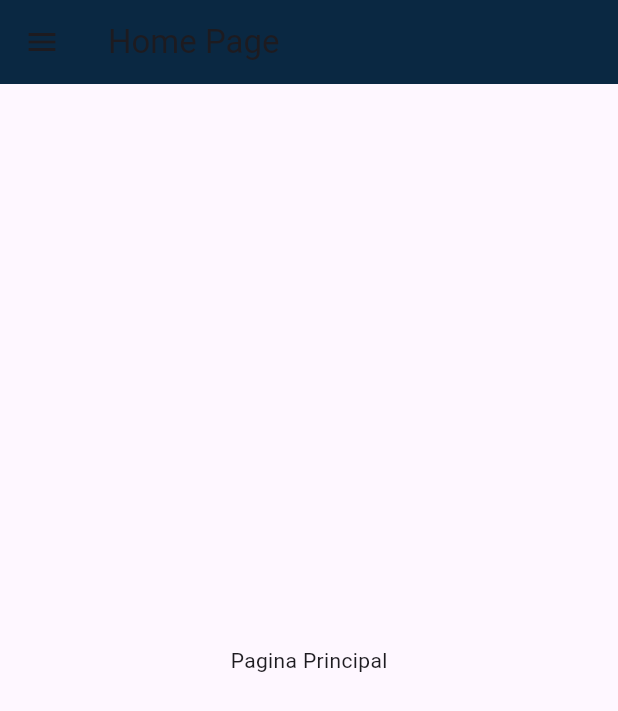
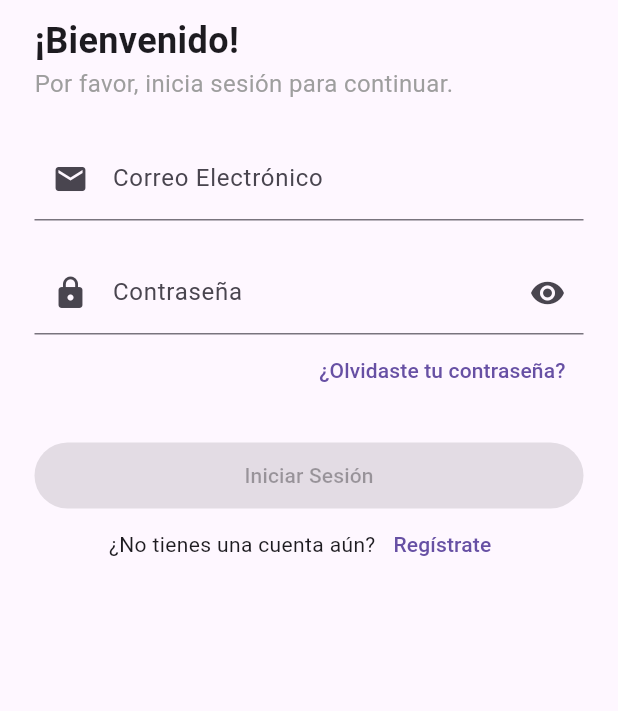
Before and after one commit to CoreSoft-Devs/Mobile-Software-Reuniones, a Flutter app: the screen it shows after launch, on a phone screen of 412 x 824 dp. Shown: the top 711 px of the screen. Run offline on Flutter 3.47's test engine with Material 3 defaults, Android fonts, the phone set to English and light mode, and no system bars; our stand-ins replace dio, firebase_core, firebase_messaging, shared_preferences; accounts and stored records are empty.

Commit message:
Login Funcional

```diff
--- /dev/null
+++ b/lib/config/constants/http_config.dart
@@ -0,0 +1,19 @@
+import 'package:dio/dio.dart';
+
+class DioConfig {
+  static const String baseUrl = 'http://coresoft.tech:3000';
+
+  static const Map<String, dynamic> headers = {
+    'Content-Type': 'application/json; charset=UTF-8',
+  };
+
+  static const String contentType = 'application/json; charset=UTF-8';
+
+  static final dio = Dio(BaseOptions(
+      baseUrl: baseUrl,
+      connectTimeout: const Duration(seconds: 60),
+      receiveTimeout: const Duration(seconds: 60),
+      sendTimeout: const Duration(seconds: 60),
+      headers: headers,
+      contentType: contentType));
+}
--- /dev/null
+++ b/lib/config/navigation/application_routes.dart
@@ -0,0 +1,27 @@
+import 'package:flutter/material.dart';
+
+import '../../screens/index.dart';
+import '../../share_preferens/user_preferences.dart';
+
+class Routes {
+  static const String login = '/login';
+  static const String home = '/home';
+  static const String profile = '/profile';
+}
+
+Map<String, WidgetBuilder> getApplicationRoutes() {
+  final prefs = UserPreferences();
+  return {
+    Routes.login: (context) => const LoginPage(),
+    '/': (context) => prefs.token == ''
+        ? const LoginPage()
+        : const HomePage(), // Si no hay token, redirige a login
+    Routes.home: (context) => const HomePage(),
+    /* Routes.profile: (context) => ProfilePage(
+          firstName: 'Sebastian',
+          lastName: 'Padilla',
+          email: 'padillasebastian140@gmail.com',
+          role: 'Usuario',
+        ), */
+  };
+}
--- a/lib/main.dart
+++ b/lib/main.dart
@@ -1,17 +1,35 @@
-import 'package:core_soft_meeting/screens/home_page.dart';
-import 'package:core_soft_meeting/screens/profile_page.dart';
+import 'package:core_soft_meeting/firebase_options.dart';
+import 'package:firebase_core/firebase_core.dart';
+import 'package:firebase_messaging/firebase_messaging.dart';
 import 'package:flutter/material.dart';
 
-void main() => runApp(MyApp());
+import 'config/navigation/application_routes.dart';
+import 'share_preferens/user_preferences.dart';
+
+Future<void> main() async {
+  WidgetsFlutterBinding.ensureInitialized();
+
+  // Servicio Firebase
+  await Firebase.initializeApp(options: DefaultFirebaseOptions.currentPlatform);
+  final token = await FirebaseMessaging.instance.getToken();
+  print(token);
+
+  // Shared Preferences
+  final prefs = UserPreferences();
+  await prefs.initPrefs();
+  runApp(const MyApp());
+}
 
 class MyApp extends StatelessWidget {
+  const MyApp({super.key});
+
   @override
   Widget build(BuildContext context) {
     return MaterialApp(
       title: 'Reuniones - CoreSoft',
       debugShowCheckedModeBanner: false,
       initialRoute: '/',
-      routes: {
+      routes: /* {
         '/': (context) => const HomePage(),
         '/profile': (context) => ProfilePage(
           firstName: 'Sebastian',
@@ -19,7 +37,8 @@ class MyApp extends StatelessWidget {
           email: 'padillasebastian140@gmail.com',
           role: 'Usuario',
         ),
-      },
+      } */
+          getApplicationRoutes(),
     );
   }
 }
--- /dev/null
+++ b/lib/screens/index.dart
@@ -0,0 +1,3 @@
+export 'login_page.dart';
+export 'home_page.dart';
+export 'profile_page.dart';
--- /dev/null
+++ b/lib/screens/login_page.dart
@@ -0,0 +1,206 @@
+import 'package:core_soft_meeting/services/index.dart';
+import 'package:core_soft_meeting/widgets/index.dart';
+import 'package:firebase_messaging/firebase_messaging.dart';
+import 'package:flutter/material.dart';
+
+import '../config/navigation/application_routes.dart';
+
+class LoginPage extends StatefulWidget {
+  static const name = 'login-page';
+
+  const LoginPage({Key? key}) : super(key: key);
+
+  @override
+  LoginPageState createState() => LoginPageState();
+}
+
+class LoginPageState extends State<LoginPage> {
+  final TextEditingController emailController = TextEditingController();
+  final TextEditingController passwordController = TextEditingController();
+  final authServices = AuthServices();
+
+  bool isPasswordVisible = false;
+  bool isLoading = false;
+  bool validEmail = false;
+  bool validPassword = false;
+
+  final String welcomeText = '¡Bienvenido!';
+  final String signInText = 'Por favor, inicia sesión para continuar.';
+  final String emailPlaceholder = 'Correo Electrónico';
+  final String passwordPlaceholder = 'Contraseña';
+  final String forgotPasswordText = '¿Olvidaste tu contraseña?';
+  final String loginButtonText = 'Iniciar Sesión';
+  final String signUpText = '¿No tienes una cuenta aún?';
+
+  @override
+  void dispose() {
+    emailController.dispose();
+    passwordController.dispose();
+    super.dispose();
+  }
+
+  Future<void> onLoginTap() async {
+    setState(() {
+      isLoading = true;
+    });
+    FocusScope.of(context).unfocus();
+
+    try {
+      final hash = await authServices.postLogin(
+        emailController.text,
+        passwordController.text,
+      );
+
+      if (hash.isNotEmpty) {
+        String? token = await FirebaseMessaging.instance.getToken();
+        if (token != null) {
+          //? Logina para mandar el token mobile
+          // Si todo sale bien
+          if (mounted) {
+            Navigator.pushReplacementNamed(context, Routes.home);
+          }
+        }
+      } else {
+        // Si la respuesta de postLogin es vacía
+        // Muestra una alerta indicando que la autenticación falló
+        if (mounted) {
+          CustomDialog.showErrorDialog(
+            context,
+            "Error de autenticación",
+            "Las credenciales son incorrectas.",
+          );
+        }
+      }
+    } catch (e) {
+      // Si ocurre un error en las solicitudes, muestra una alerta genérica
+      if (mounted) {
+        CustomDialog.showErrorDialog(
+          context,
+          "Error",
+          "Hubo un problema al procesar tu solicitud.",
+        );
+      }
+    } finally {
+      setState(() {
+        isLoading = false;
+      });
+    }
+  }
+
+  void validateEmail(String email) {
+    setState(() {
+      validEmail = isValidEmail(email);
+    });
+  }
+
+  bool isValidEmail(String email) {
+    return RegExp(r'^[\w-]+(\.[\w-]+)*@([\w-]+\.)+[a-zA-Z]{2,7}$')
+        .hasMatch(email);
+  }
+
+  void validatePassword(String password) {
+    setState(() {
+      validPassword = password.length >= 4;
+    });
+  }
+
+  @override
+  Widget build(BuildContext context) {
+    return Scaffold(
+      body: Stack(
+        children: [
+          GestureDetector(
+            onTap: () => FocusScope.of(context).requestFocus(FocusNode()),
+            child: SafeArea(
+              child: SingleChildScrollView(
+                padding: const EdgeInsets.symmetric(horizontal: 23),
+                child: Column(
+                  crossAxisAlignment: CrossAxisAlignment.start,
+                  children: [
+                    /* const SizedBox(
+                      height: 16,
+                    ),
+                    Image.asset(
+                      "",
+                      width: 150,
+                    ), */
+                    const SizedBox(height: 10),
+                    Text(
+                      welcomeText,
+                      style: const TextStyle(
+                        fontSize: 24,
+                        fontWeight: FontWeight.bold,
+                      ),
+                    ),
+                    Text(
+                      signInText,
+                      style: const TextStyle(
+                        fontSize: 16,
+                        color: Colors.grey,
+                      ),
+                    ),
+                    const SizedBox(height: 24),
+                    CustomTextField(
+                      leftIcon: Icons.email,
+                      placeholder: emailPlaceholder,
+                      controller: emailController,
+                      onChanged: validateEmail,
+                    ),
+                    const SizedBox(height: 20),
+                    CustomTextField(
+                      leftIcon: Icons.lock,
+                      placeholder: passwordPlaceholder,
+                      isPassword: true,
+                      controller: passwordController,
+                      onChanged: validatePassword,
+                    ),
+                    Align(
+                      alignment: Alignment.topRight,
+                      child: TextButton(
+                        onPressed: () {},
+                        child: Text(forgotPasswordText),
+                      ),
+                    ),
+                    const SizedBox(height: 24),
+                    SizedBox(
+                      width: double.infinity,
+                      height: 44,
+                      child: ElevatedButton(
+                        onPressed:
+                            validEmail && validPassword ? onLoginTap : null,
+                        child: Text(loginButtonText),
+                      ),
+                    ),
+                    Row(
+                      mainAxisAlignment: MainAxisAlignment.center,
+                      children: [
+                        Text(signUpText),
+                        TextButton(
+                          onPressed: () {
+                            Navigator.pushReplacementNamed(
+                                context, Routes.login);
+                          },
+                          child: const Text("Regístrate"),
+                        ),
+                      ],
+                    ),
+                    const SizedBox(
+                      height: 16,
+                    ),
+                  ],
+                ),
+              ),
+            ),
+          ),
+          if (isLoading)
+            Container(
+              color: Colors.black.withOpacity(0.5),
+              child: const Center(
+                child: CircularProgressIndicator(),
+              ),
+            )
+        ],
+      ),
+    );
+  }
+}
--- /dev/null
+++ b/lib/services/index.dart
@@ -0,0 +1 @@
+export 'package:core_soft_meeting/services/auth_services.dart';
--- /dev/null
+++ b/lib/share_preferens/user_preferences.dart
@@ -0,0 +1,50 @@
+import 'package:shared_preferences/shared_preferences.dart';
+
+class UserPreferences {
+  static final UserPreferences _instance = UserPreferences._internal();
+  late SharedPreferences _prefs;
+
+  factory UserPreferences() => _instance;
+
+  UserPreferences._internal();
+
+  initPrefs() async {
+    _prefs = await SharedPreferences.getInstance();
+  }
+
+  get prefsUser => _prefs;
+
+  String get token => _prefs.getString('token') ?? '';
+  String get id => _prefs.getString('id') ?? '';
+  String get email => _prefs.getString('email') ?? '';
+  String get nombre => _prefs.getString('nombre') ?? '';
+  String get apellido => _prefs.getString('apellido') ?? '';
+  String get role => _prefs.getString('role') ?? '';
+
+  set token(String token) => _prefs.setString('token', token);
+  set id(String id) => _prefs.setString('id', id);
+  set email(String email) => _prefs.setString('email', email);
+  set nombre(String nombre) => _prefs.setString('nombre', nombre);
+  set apellido(String apellido) => _prefs.setString('apellido', apellido);
+  set role(String role) => _prefs.setString('role', role);
+
+  static void saveUserPreferences(Map<String, dynamic> dataMap) {
+    final prefs = UserPreferences();
+
+    prefs.token = dataMap['accessToken'];
+    prefs.id = dataMap['User']['id'];
+    prefs.email = dataMap['User']['email'];
+    prefs.nombre = dataMap['User']['nombre'];
+    prefs.apellido = dataMap['User']['apellido'];
+    prefs.role = dataMap['User']['role'];
+  }
+
+  void clearUser() {
+    _prefs.setString('token', '');
+    _prefs.setString('id', '');
+    _prefs.setString('email', '');
+    _prefs.setString('nombre', '');
+    _prefs.setString('apellido', '');
+    _prefs.setString('role', '');
+  }
+}
--- /dev/null
+++ b/lib/widgets/custom_textfield.dart
@@ -0,0 +1,59 @@
+import 'package:flutter/material.dart';
+
+class CustomTextField extends StatefulWidget {
+  final IconData? leftIcon;
+  final bool isPassword;
+  final String? placeholder;
+  final String? errorText;
+  final TextEditingController? controller;
+  final void Function(String)? onChanged;
+
+  const CustomTextField({
+    Key? key,
+    this.leftIcon,
+    this.isPassword = false,
+    this.placeholder,
+    this.errorText,
+    this.controller,
+    this.onChanged, // Agregado
+  }) : super(key: key);
+
+  @override
+  // ignore: library_private_types_in_public_api
+  _CustomTextFieldState createState() => _CustomTextFieldState();
+}
+
+class _CustomTextFieldState extends State<CustomTextField> {
+  bool isObscureText = true;
+
+  @override
+  Widget build(BuildContext context) {
+    return Column(
+      crossAxisAlignment: CrossAxisAlignment.start,
+      children: [
+        TextField(
+          controller: widget.controller,
+          obscureText: widget.isPassword && isObscureText,
+          onChanged: widget.onChanged, // Pasar onChanged al TextField
+          decoration: InputDecoration(
+            labelText: widget.placeholder,
+            prefixIcon: widget.leftIcon != null ? Icon(widget.leftIcon) : null,
+            suffixIcon: widget.isPassword
+                ? IconButton(
+                    icon: Icon(
+                      isObscureText ? Icons.visibility : Icons.visibility_off,
+                    ),
+                    onPressed: () {
+                      setState(() {
+                        isObscureText = !isObscureText;
+                      });
+                    },
+                  )
+                : null,
+            errorText: widget.errorText,
+          ),
+        ),
+      ],
+    );
+  }
+}
--- /dev/null
+++ b/lib/widgets/index.dart
@@ -0,0 +1,2 @@
+export 'package:core_soft_meeting/widgets/custom_dialog.dart';
+export 'package:core_soft_meeting/widgets/custom_textfield.dart';
```
Also changed, not shown: lib/screens/home_page.dart (+5 -4 lines), lib/services/auth_services.dart (added, +25 -0 lines), lib/widgets/build_drawer.dart (+28 -3 lines), lib/widgets/custom_dialog.dart (added, +20 -0 lines), pubspec.yaml (+4 -6 lines), lib/firebase_options.dart (added), pubspec.lock, 4 other files.
